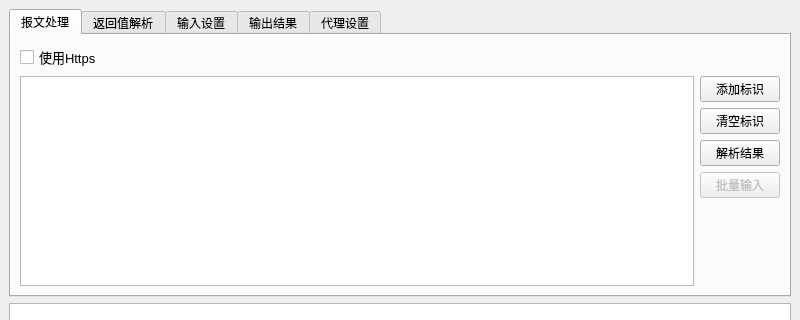
First picture: the form in ui/mainForm.ui, repository abcd1234564499sc/anaJsonWithUi, before the edit; both pictures show x 0 to 800 and y 0 to 320 of the 800 by 600 pixel window.
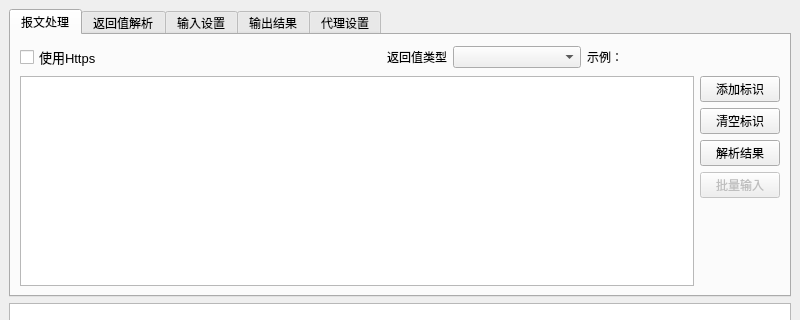
Second picture: the form after the edit.

```diff
--- a/ui/mainForm.ui
+++ b/ui/mainForm.ui
@@ -26,6 +26,8 @@
        </attribute>
        <layout class="QVBoxLayout" name="verticalLayout">
         <item>
+         <layout class="QHBoxLayout" name="horizontalLayout_7" stretch="5,0,0,2,3">
+          <item>
          <widget class="QCheckBox" name="ifPacketUseHttpsCheckBox">
           <property name="font">
            <font>
@@ -39,6 +41,38 @@
          </widget>
         </item>
         <item>
+           <spacer name="horizontalSpacer_4">
+            <property name="orientation">
+             <enum>Qt::Horizontal</enum>
+            </property>
+            <property name="sizeHint" stdset="0">
+             <size>
+              <width>40</width>
+              <height>20</height>
+             </size>
+            </property>
+           </spacer>
+          </item>
+          <item>
+           <widget class="QLabel" name="label">
+            <property name="text">
+             <string>返回值类型</string>
+            </property>
+           </widget>
+          </item>
+          <item>
+           <widget class="QComboBox" name="responseTypeComboBox"/>
+          </item>
+          <item>
+           <widget class="QLabel" name="responseTypeExample">
+            <property name="text">
+             <string>示例：</string>
+            </property>
+           </widget>
+          </item>
+         </layout>
+        </item>
+        <item>
          <layout class="QHBoxLayout" name="horizontalLayout">
           <item>
            <widget class="QTextEdit" name="packetTextEdit">
```
Left out of the diff: 27 changed lines with no effect on the pictures. Lines whose indentation alone changed are shown as unchanged.
